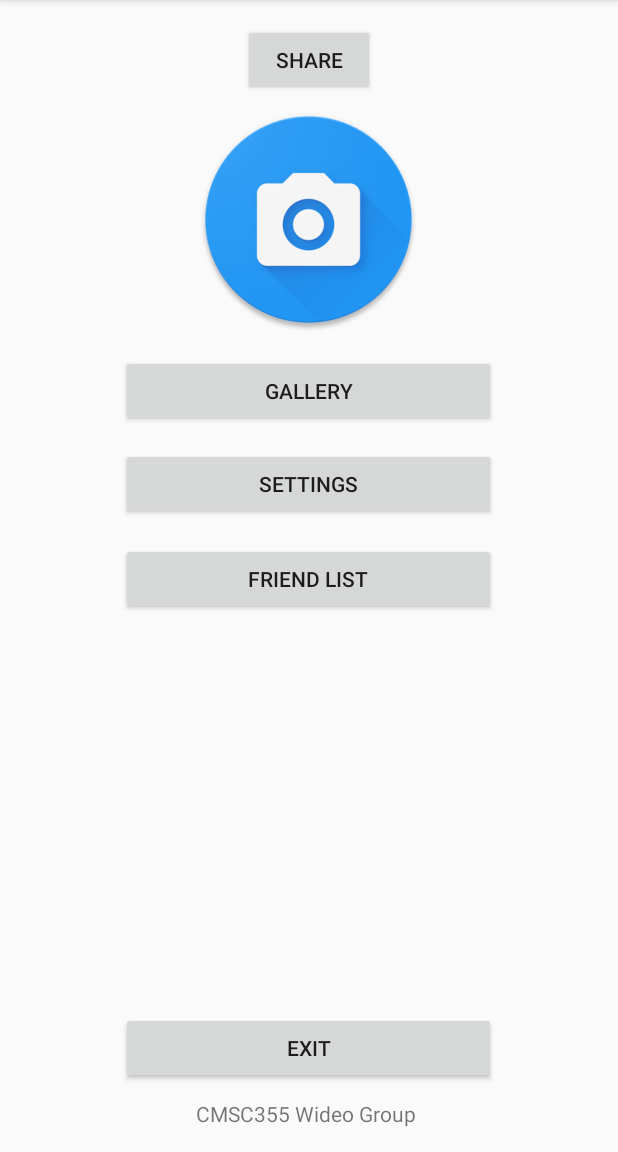
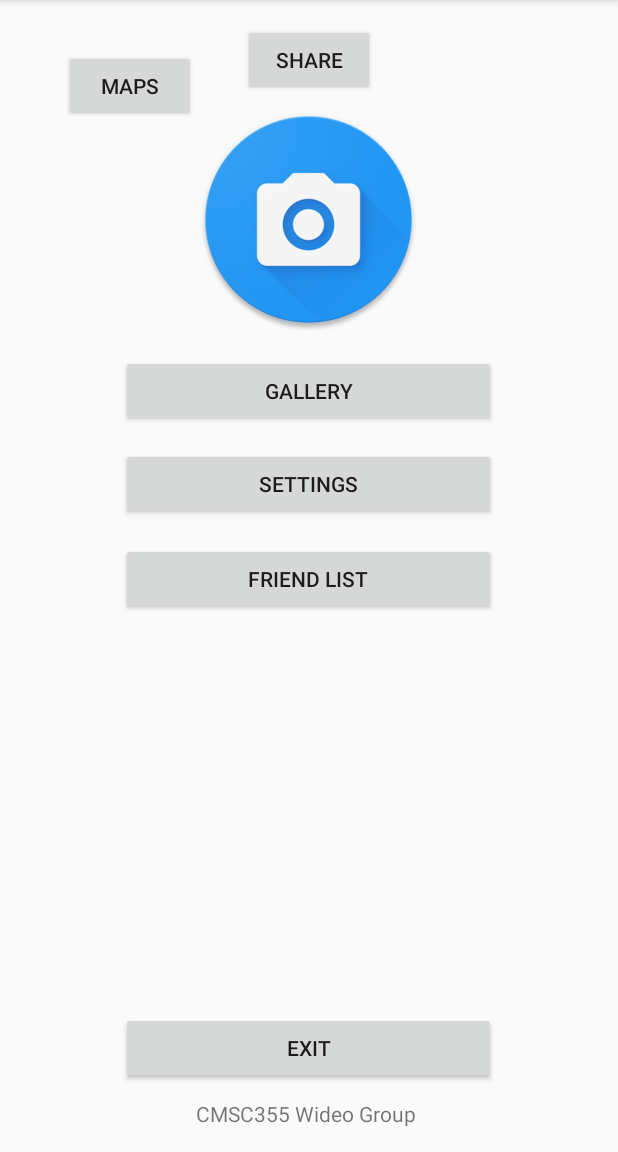
Before and after one commit to asaiyed10/WideoVideo-cmsc355-android-app2, an Android app: the MainActivity screen opened directly, with no data from a screen before it, on a phone screen of 412 x 824 dp, the part 84-1236 px from its top. Run offline under Robolectric (Android 15) with nearby library versions, the phone set to English and light mode, and no system bars; 1 statement that could not run was skipped.

Commit message:
update maps

```diff
--- a/app/src/main/java/Cmsc355Wideo/Wideo/CameraActivity.java
+++ b/app/src/main/java/Cmsc355Wideo/Wideo/CameraActivity.java
@@ -1,4 +1,4 @@
-package Cmsc355Wideo.Wideo;
+package cmsc355wideo.wideo;
 
 import static android.content.ContentValues.TAG;
 
--- a/app/src/main/java/Cmsc355Wideo/Wideo/CameraPreview.java
+++ b/app/src/main/java/Cmsc355Wideo/Wideo/CameraPreview.java
@@ -1,4 +1,4 @@
-package Cmsc355Wideo.Wideo;
+package cmsc355wideo.wideo;
 
 import static android.content.ContentValues.TAG;
 
--- a/app/src/main/java/Cmsc355Wideo/Wideo/Contacts.java
+++ b/app/src/main/java/Cmsc355Wideo/Wideo/Contacts.java
@@ -1,4 +1,4 @@
-package Cmsc355Wideo.Wideo;
+package cmsc355wideo.wideo;
 
 import android.app.Activity;
 import android.content.ContentResolver;
@@ -9,10 +9,6 @@ import android.provider.ContactsContract;
 import android.support.annotation.RequiresApi;
 import android.util.Log;
 
-
-/**
- * Created by Ahson and Ahmed on 10/7/16.
- */
 
 public class Contacts extends Activity {
     @RequiresApi(api = Build.VERSION_CODES.JELLY_BEAN)
--- a/app/src/main/java/Cmsc355Wideo/Wideo/Flash.java
+++ b/app/src/main/java/Cmsc355Wideo/Wideo/Flash.java
@@ -1,4 +1,4 @@
-package Cmsc355Wideo.Wideo;
+package cmsc355wideo.wideo;
 
 import com.google.android.gms.common.api.GoogleApiClient;
 
--- a/app/src/main/java/Cmsc355Wideo/Wideo/MainActivity.java
+++ b/app/src/main/java/Cmsc355Wideo/Wideo/MainActivity.java
@@ -1,5 +1,4 @@
-package Cmsc355Wideo.Wideo;
-
+package cmsc355wideo.wideo;
 import com.google.android.gms.appindexing.AppIndex;
 import com.google.android.gms.common.api.GoogleApiClient;
 
@@ -37,6 +36,7 @@ public class MainActivity extends AppCompatActivity {
         Button buttonSettings = (Button) findViewById(R.id.button3);
         Button buttonQuit = (Button) findViewById(R.id.button4);
         Button buttonFriends = (Button) findViewById(R.id.button5);
+        Button button_maps= (Button) findViewById(R.id.button6);
         buttonQuit.setOnClickListener(new View.OnClickListener() {
             @Override
             public void onClick(View view) {
@@ -106,6 +106,13 @@ public class MainActivity extends AppCompatActivity {
                 startActivity(settings);
             }
         });
+        button_maps.setOnClickListener(new View.OnClickListener() {
+            @Override
+            public void onClick(View v) {
+                Intent maps = new Intent(MainActivity.this, MapsActivity.class);
+                startActivity(maps);
+            }
+        });
         // ATTENTION: This was auto-generated to implement the App Indexing API.
         // See https://g.co/AppIndexing/AndroidStudio for more information.
         client = new GoogleApiClient.Builder(this).addApi(AppIndex.API).build();
--- a/app/src/main/java/Cmsc355Wideo/Wideo/MapsActivity.java
+++ b/app/src/main/java/Cmsc355Wideo/Wideo/MapsActivity.java
@@ -1,5 +1,4 @@
-package Cmsc355Wideo.Wideo;
-
+package cmsc355wideo.wideo;
 
 import android.support.v4.app.FragmentActivity;
 import android.os.Bundle;
@@ -9,6 +8,8 @@ package Cmsc355Wideo.Wideo;
 import com.google.android.gms.maps.SupportMapFragment;
 import com.google.android.gms.maps.model.LatLng;
 import com.google.android.gms.maps.model.MarkerOptions;
+import android.app.Fragment;
+import android.app.FragmentTransaction;
 
 public class MapsActivity extends FragmentActivity implements OnMapReadyCallback {
 
--- a/app/src/main/java/Cmsc355Wideo/Wideo/Quality.java
+++ b/app/src/main/java/Cmsc355Wideo/Wideo/Quality.java
@@ -1,5 +1,4 @@
-package Cmsc355Wideo.Wideo;
-
+package cmsc355wideo.wideo;
 import android.os.Bundle;
 import android.support.v7.app.AppCompatActivity;
 import android.widget.Button;
--- a/app/src/main/res/layout/activity_flash.xml
+++ b/app/src/main/res/layout/activity_flash.xml
@@ -5,7 +5,7 @@
     android:layout_width="match_parent"
     android:layout_height="match_parent"
     android:fitsSystemWindows="true"
-    tools:context="Cmsc355Wideo.Wideo.Flash">
+    tools:context="cmsc355wideo.wideo.Flash">
 
 
 
--- a/app/src/main/res/layout/activity_main.xml
+++ b/app/src/main/res/layout/activity_main.xml
@@ -7,7 +7,7 @@
     android:paddingLeft="@dimen/activity_horizontal_margin"
     android:paddingRight="@dimen/activity_horizontal_margin"
     android:paddingTop="@dimen/activity_vertical_margin"
-    tools:context="Cmsc355Wideo.Wideo.MainActivity">
+    tools:context="cmsc355wideo.wideo.MainActivity">
 
 
     <TextView
@@ -75,6 +75,16 @@
         android:layout_centerHorizontal="true"
         android:id="@+id/sharebutton"
         android:text="Share" />
+    <Button
+        android:text="maps"
+        android:layout_width="wrap_content"
+        android:layout_height="wrap_content"
+        android:layout_alignParentTop="true"
+        android:layout_toLeftOf="@+id/button"
+        android:layout_toStartOf="@+id/button"
+        android:layout_marginTop="17dp"
+        android:id="@+id/button6" />
+
 
 
 </RelativeLayout>
--- a/app/src/main/res/layout/activity_maps.xml
+++ b/app/src/main/res/layout/activity_maps.xml
@@ -5,4 +5,4 @@
     android:name="com.google.android.gms.maps.SupportMapFragment"
     android:layout_width="match_parent"
     android:layout_height="match_parent"
-    tools:context="cmsc355Wideo.Wideo.MapsActivity" />
+    tools:context="cmsc355wideo.wideo.MapsActivity" />
--- a/app/src/main/res/layout/activity_quality.xml
+++ b/app/src/main/res/layout/activity_quality.xml
@@ -5,7 +5,7 @@
     android:layout_width="match_parent"
     android:layout_height="match_parent"
     android:fitsSystemWindows="true"
-    tools:context="Cmsc355Wideo.Wideo.Quality">
+    tools:context="cmsc355wideo.wideo.Quality">
 
     <android.support.design.widget.AppBarLayout
         android:layout_width="match_parent"
--- a/app/src/main/res/layout/activity_settings.xml
+++ b/app/src/main/res/layout/activity_settings.xml
@@ -7,7 +7,7 @@
     android:paddingLeft="@dimen/activity_horizontal_margin"
     android:paddingRight="@dimen/activity_horizontal_margin"
     android:paddingTop="@dimen/activity_vertical_margin"
-    tools:context="Cmsc355Wideo.Wideo.Settings"
+    tools:context="cmsc355wideo.wideo.Settings"
     tools:ignore="ExtraText">
     <Button
         android:layout_width="250dp"
--- a/app/src/main/res/layout/content_flash.xml
+++ b/app/src/main/res/layout/content_flash.xml
@@ -9,7 +9,7 @@
     android:paddingRight="@dimen/activity_horizontal_margin"
     android:paddingTop="@dimen/activity_vertical_margin"
     app:layout_behavior="@string/appbar_scrolling_view_behavior"
-    tools:context="Cmsc355Wideo.Wideo.Flash"
+    tools:context="cmsc355wideo.wideo.Flash"
     tools:showIn="@layout/activity_flash">
 
 
--- a/app/src/main/res/layout/content_quality.xml
+++ b/app/src/main/res/layout/content_quality.xml
@@ -9,7 +9,7 @@
     android:paddingRight="@dimen/activity_horizontal_margin"
     android:paddingTop="@dimen/activity_vertical_margin"
     app:layout_behavior="@string/appbar_scrolling_view_behavior"
-    tools:context="Cmsc355Wideo.Wideo.Quality"
+    tools:context="cmsc355wideo.wideo.Quality"
     tools:showIn="@layout/activity_quality">
 
     <Button
```
Also changed, not shown: app/build.gradle (+15 -2 lines), app/src/main/AndroidManifest.xml (+19 -7 lines), app/src/main/java/Cmsc355Wideo/Wideo/Settings.java (+3 -4 lines), app/src/main/res/values/google.xml (added, +19 -0 lines), 1 other file. Lines whose indentation alone changed are shown as unchanged.
